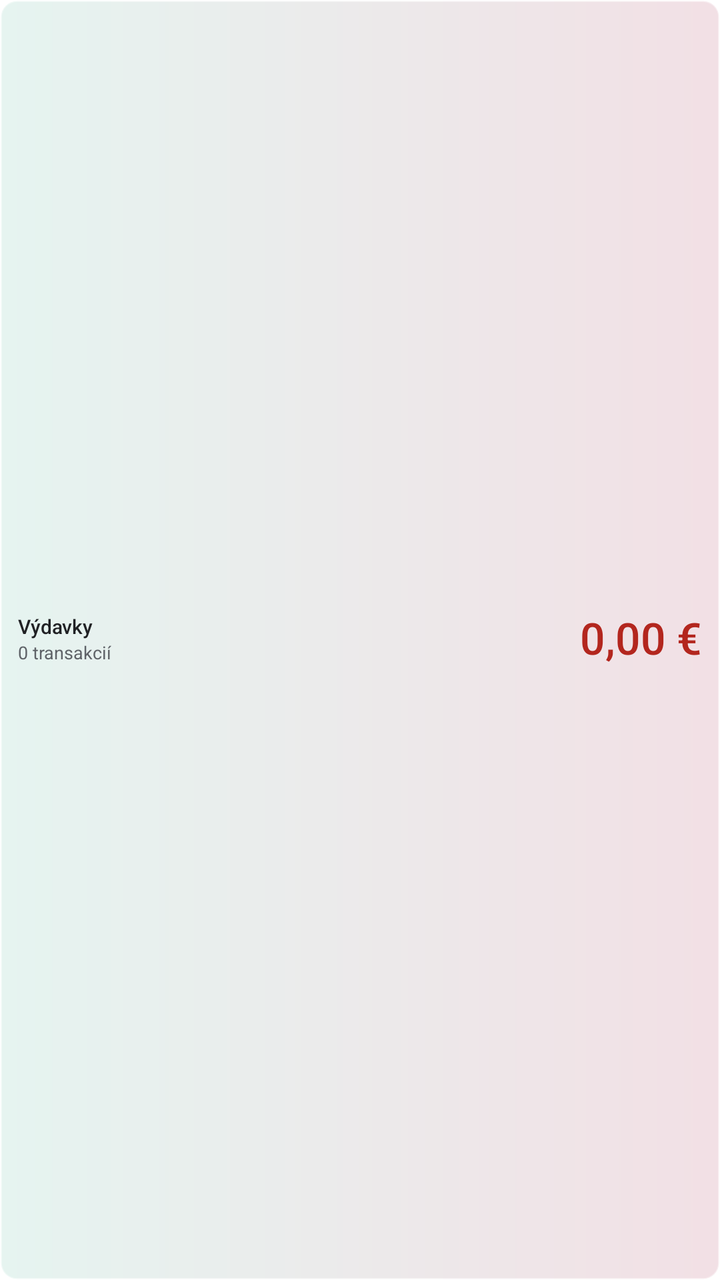
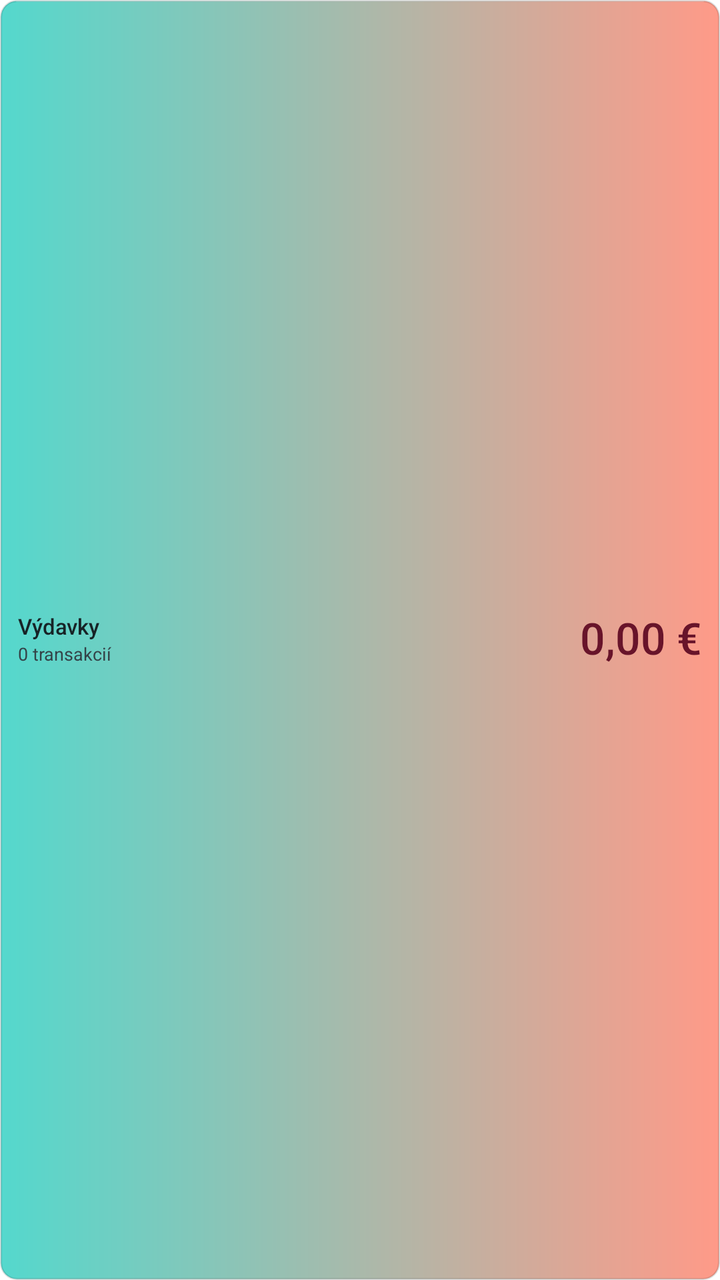

Two renders of the same Android screen: before a commit and after it. Below are the layout's source before the change and the commit's diff.
<!-- AndroidManifest.xml: fallback theme Theme.MaterialComponents.DayNight.NoActionBar -->
<!-- res/layout/expense_widget.xml -->
<?xml version="1.0" encoding="utf-8"?>
<LinearLayout xmlns:android="http://schemas.android.com/apk/res/android"
	android:id="@android:id/background"
	android:layout_width="match_parent"
	android:layout_height="match_parent"
	android:background="@drawable/expense_widget_background"
	android:contentDescription="@string/expense_widget_description"
	android:gravity="center_vertical"
	android:orientation="horizontal"
	android:paddingHorizontal="9dp"
	android:paddingVertical="6dp">

	<LinearLayout
		android:layout_width="0dp"
		android:layout_height="wrap_content"
		android:layout_weight="1"
		android:orientation="vertical">

		<TextView
			android:id="@+id/expense_widget_month"
			android:layout_width="match_parent"
			android:layout_height="wrap_content"
			android:ellipsize="end"
			android:fontFamily="sans-serif-medium"
			android:includeFontPadding="false"
			android:maxLines="1"
			android:text="@string/expense_widget_name"
			android:textColor="@color/expense_widget_primary"
			android:textSize="10sp" />

		<TextView
			android:id="@+id/expense_widget_count"
			android:layout_width="match_parent"
			android:layout_height="wrap_content"
			android:layout_marginTop="2dp"
			android:ellipsize="end"
			android:includeFontPadding="false"
			android:maxLines="1"
			android:text="@string/expense_widget_zero_transactions"
			android:textColor="@color/expense_widget_secondary"
			android:textSize="9sp" />
	</LinearLayout>

	<TextView
		android:id="@+id/expense_widget_total"
		android:layout_width="0dp"
		android:layout_height="match_parent"
		android:layout_marginStart="6dp"
		android:layout_weight="1.25"
		android:ellipsize="end"
		android:fontFamily="sans-serif-medium"
		android:gravity="center_vertical|end"
		android:includeFontPadding="false"
		android:maxLines="2"
		android:text="@string/expense_widget_zero_amount"
		android:textColor="@color/expense_widget_expense"
		android:textSize="22sp" />

	<TextView
		android:id="@+id/expense_widget_updated"
		android:layout_width="0dp"
		android:layout_height="wrap_content"
		android:text="@string/expense_widget_initial_update"
		android:visibility="gone" />
</LinearLayout>
<!-- resources referenced by this layout -->
<resources>
  <color name="expense_widget_expense">#B3261E</color>
  <color name="expense_widget_primary">#202124</color>
  <color name="expense_widget_secondary">#5F6368</color>
  <!-- drawable expense_widget_background (drawable) -->
  <?xml version="1.0" encoding="utf-8"?>
  <shape xmlns:android="http://schemas.android.com/apk/res/android"
  	android:shape="rectangle">
  	<gradient
  		android:angle="0"
  		android:endColor="@color/expense_widget_background_end"
  		android:startColor="@color/expense_widget_background" />
  	<stroke
  		android:width="1dp"
  		android:color="@color/expense_widget_border" />
  	<corners android:radius="8dp" />
  </shape>
  <string name="expense_widget_description">Mesačný súčet výdavkov</string>
  <string name="expense_widget_initial_update">Aktualizované --:--</string>
  <string name="expense_widget_name">Výdavky</string>
  <string name="expense_widget_zero_amount">0,00 €</string>
  <string name="expense_widget_zero_transactions">0 transakcií</string>
  <color name="expense_widget_background_end">#A6EBCFD7</color>
  <color name="expense_widget_background">#A6D8EEE8</color>
  <color name="expense_widget_border">#66FFFFFF</color>
</resources>

<!-- the commit's change to res/layout/expense_widget.xml (unified diff, before → after) -->
@@ -26,7 +26,7 @@
 			android:maxLines="1"
 			android:text="@string/expense_widget_name"
 			android:textColor="@color/expense_widget_primary"
-			android:textSize="10sp" />
+			android:textSize="11sp" />
 
 		<TextView
 			android:id="@+id/expense_widget_count"
<!-- resource entries referenced after the edit -->
@@ -1,28 +1,43 @@
 <!-- resources referenced by this layout -->
 <resources>
-  <color name="expense_widget_expense">#B3261E</color>
-  <color name="expense_widget_primary">#202124</color>
-  <color name="expense_widget_secondary">#5F6368</color>
+  <color name="expense_widget_expense">#68142A</color>
+  <color name="expense_widget_primary">#172326</color>
+  <color name="expense_widget_secondary">#344348</color>
   <!-- drawable expense_widget_background (drawable) -->
   <?xml version="1.0" encoding="utf-8"?>
-  <shape xmlns:android="http://schemas.android.com/apk/res/android"
-  	android:shape="rectangle">
-  	<gradient
-  		android:angle="0"
-  		android:endColor="@color/expense_widget_background_end"
-  		android:startColor="@color/expense_widget_background" />
-  	<stroke
-  		android:width="1dp"
-  		android:color="@color/expense_widget_border" />
-  	<corners android:radius="8dp" />
-  </shape>
+  <layer-list xmlns:android="http://schemas.android.com/apk/res/android">
+  	<item>
+  		<shape android:shape="rectangle">
+  			<gradient
+  				android:angle="0"
+  				android:endColor="@color/expense_widget_background_end"
+  				android:startColor="@color/expense_widget_background" />
+  			<stroke
+  				android:width="1dp"
+  				android:color="@color/expense_widget_border" />
+  			<corners android:radius="8dp" />
+  		</shape>
+  	</item>
+  
+  	<item
+  		android:gravity="top|fill_horizontal"
+  		android:left="8dp"
+  		android:right="8dp">
+  		<shape android:shape="rectangle">
+  			<solid android:color="@color/expense_widget_highlight" />
+  			<size android:height="1dp" />
+  			<corners android:radius="1dp" />
+  		</shape>
+  	</item>
+  </layer-list>
   <string name="expense_widget_description">Mesačný súčet výdavkov</string>
   <string name="expense_widget_initial_update">Aktualizované --:--</string>
   <string name="expense_widget_name">Výdavky</string>
   <string name="expense_widget_zero_amount">0,00 €</string>
   <string name="expense_widget_zero_transactions">0 transakcií</string>
-  <color name="expense_widget_background_end">#A6EBCFD7</color>
-  <color name="expense_widget_background">#A6D8EEE8</color>
-  <color name="expense_widget_border">#66FFFFFF</color>
+  <color name="expense_widget_background_end">#FFFF9A88</color>
+  <color name="expense_widget_background">#FF54D8CD</color>
+  <color name="expense_widget_border">#26152227</color>
+  <color name="expense_widget_highlight">#33FFFFFF</color>
 </resources>
 
